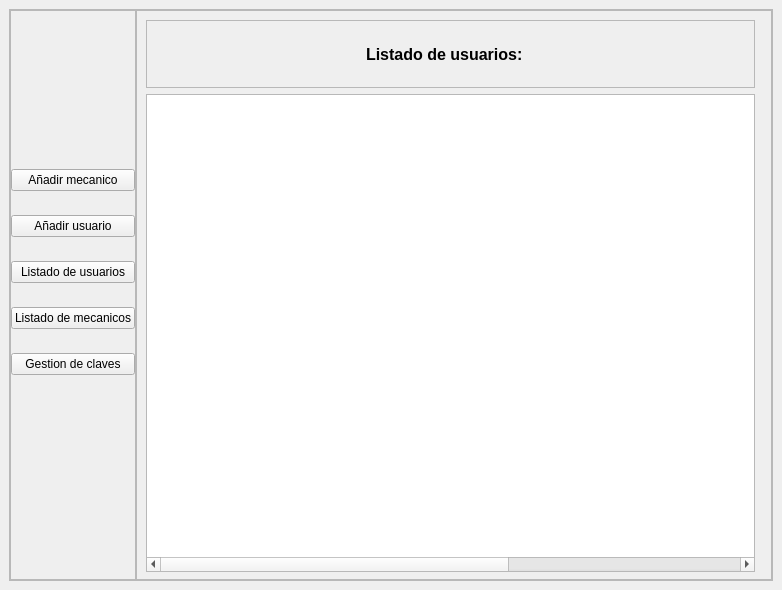
Above: views/main.ui from Alaan20/TP_FINAL-POO before the change. Below: the same form after it.
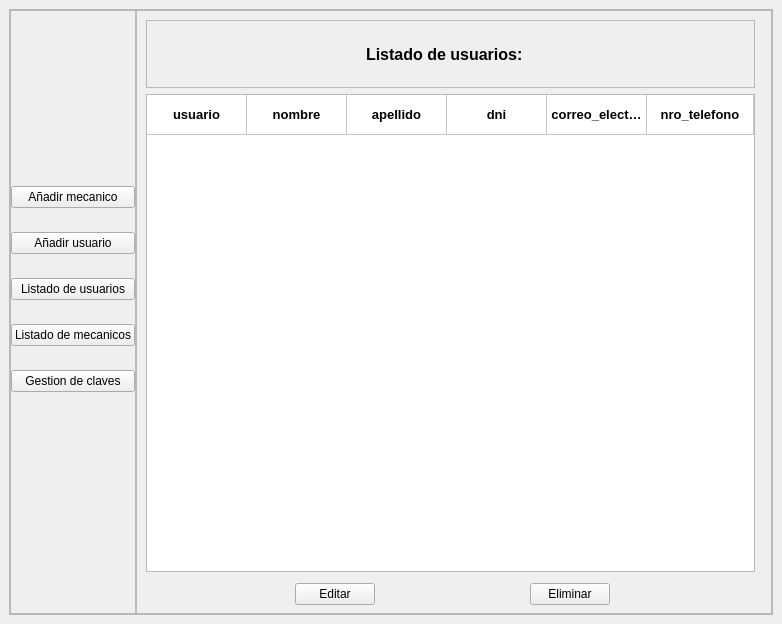
That is the form after the change. The open tabs and pages were chosen to show the change. Icons and pictures are not drawn.

Patch:
```diff
--- a/views/main.ui
+++ b/views/main.ui
@@ -10,7 +10,7 @@
     <x>0</x>
     <y>0</y>
     <width>782</width>
-    <height>590</height>
+    <height>624</height>
    </rect>
   </property>
   <property name="windowTitle">
@@ -601,56 +601,193 @@
               <attribute name="verticalHeaderStretchLastSection">
                <bool>false</bool>
               </attribute>
-              <column>
+              <row>
                <property name="text">
                 <string>id_usuario</string>
                </property>
+              </row>
+              <column>
+               <property name="text">
+                <string notr="true">usuario</string>
+               </property>
+               <property name="font">
+                <font>
+                 <pointsize>10</pointsize>
+                 <weight>75</weight>
+                 <bold>true</bold>
+                 <stylestrategy>NoAntialias</stylestrategy>
+                 <kerning>false</kerning>
+                </font>
+               </property>
+               <property name="textAlignment">
+                <set>AlignCenter</set>
+               </property>
               </column>
               <column>
+               <property name="text">
+                <string>nombre</string>
+               </property>
+               <property name="font">
+                <font>
+                 <pointsize>10</pointsize>
+                 <weight>75</weight>
+                 <bold>true</bold>
+                </font>
+               </property>
+               <property name="textAlignment">
+                <set>AlignCenter</set>
+               </property>
+              </column>
+              <column>
+               <property name="text">
+                <string>apellido</string>
+               </property>
+               <property name="font">
+                <font>
+                 <pointsize>10</pointsize>
+                 <weight>75</weight>
+                 <bold>true</bold>
+                </font>
+               </property>
+               <property name="textAlignment">
+                <set>AlignCenter</set>
+               </property>
+              </column>
+              <column>
+               <property name="text">
+                <string>dni</string>
+               </property>
+               <property name="font">
+                <font>
+                 <pointsize>10</pointsize>
+                 <weight>75</weight>
+                 <bold>true</bold>
+                </font>
+               </property>
+               <property name="textAlignment">
+                <set>AlignCenter</set>
+               </property>
+              </column>
+              <column>
+               <property name="text">
+                <string>correo_electronico</string>
+               </property>
+               <property name="font">
+                <font>
+                 <pointsize>10</pointsize>
+                 <weight>75</weight>
+                 <bold>true</bold>
+                </font>
+               </property>
+               <property name="textAlignment">
+                <set>AlignCenter</set>
+               </property>
+              </column>
+              <column>
+               <property name="text">
+                <string>nro_telefono</string>
+               </property>
+               <property name="font">
+                <font>
+                 <pointsize>10</pointsize>
+                 <weight>75</weight>
+                 <bold>true</bold>
+                </font>
+               </property>
+               <property name="textAlignment">
+                <set>AlignCenter</set>
+               </property>
+              </column>
+              <item row="0" column="0">
                <property name="text">
                 <string>usuario</string>
                </property>
-              </column>
-              <column>
-               <property name="text">
-                <string>clave</string>
+               <property name="font">
+                <font>
+                 <pointsize>10</pointsize>
+                 <weight>75</weight>
+                 <bold>true</bold>
+                </font>
                </property>
-              </column>
-              <column>
+               <property name="textAlignment">
+                <set>AlignCenter</set>
+               </property>
+              </item>
+              <item row="0" column="1">
                <property name="text">
                 <string>nombre</string>
                </property>
-              </column>
-              <column>
+               <property name="font">
+                <font>
+                 <pointsize>10</pointsize>
+                 <weight>75</weight>
+                 <bold>true</bold>
+                </font>
+               </property>
+               <property name="textAlignment">
+                <set>AlignCenter</set>
+               </property>
+              </item>
+              <item row="0" column="2">
                <property name="text">
                 <string>apellido</string>
                </property>
-              </column>
-              <column>
+               <property name="font">
+                <font>
+                 <pointsize>10</pointsize>
+                 <weight>75</weight>
+                 <bold>true</bold>
+                </font>
+               </property>
+               <property name="textAlignment">
+                <set>AlignCenter</set>
+               </property>
+              </item>
+              <item row="0" column="3">
                <property name="text">
                 <string>dni</string>
                </property>
-              </column>
-              <column>
+               <property name="font">
+                <font>
+                 <pointsize>10</pointsize>
+                 <weight>75</weight>
+                 <bold>true</bold>
+                </font>
+               </property>
+               <property name="textAlignment">
+                <set>AlignCenter</set>
+               </property>
+              </item>
+              <item row="0" column="4">
                <property name="text">
                 <string>correo_electronico</string>
                </property>
-              </column>
-              <column>
+               <property name="font">
+                <font>
+                 <pointsize>10</pointsize>
+                 <weight>75</weight>
+                 <bold>true</bold>
+                </font>
+               </property>
+               <property name="textAlignment">
+                <set>AlignCenter</set>
+               </property>
+              </item>
+              <item row="0" column="5">
                <property name="text">
                 <string>nro_telefono</string>
                </property>
-              </column>
-              <column>
-               <property name="text">
-                <string>id_rol</string>
+               <property name="font">
+                <font>
+                 <pointsize>10</pointsize>
+                 <weight>75</weight>
+                 <bold>true</bold>
+                </font>
                </property>
-              </column>
-              <column>
-               <property name="text">
-                <string>estado</string>
+               <property name="textAlignment">
+                <set>AlignCenter</set>
                </property>
-              </column>
+              </item>
              </widget>
              <widget class="QWidget" name="layoutWidget">
               <property name="geometry">
```
Left out of the diff: 300 changed lines with no effect on the pictures.
